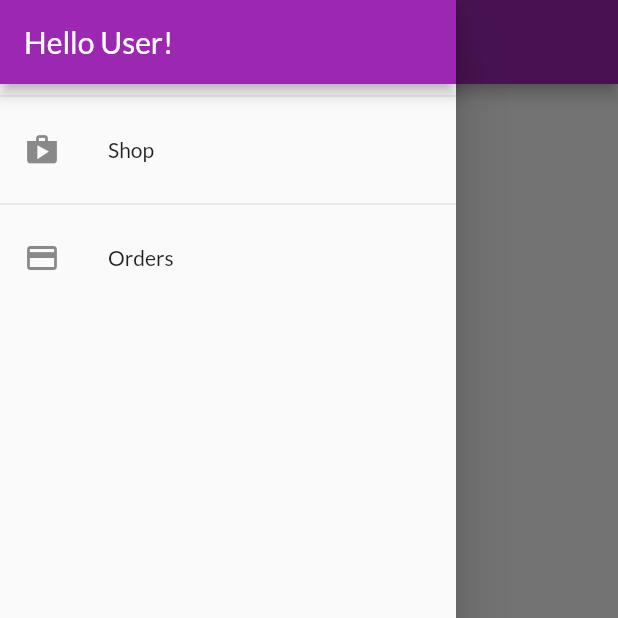
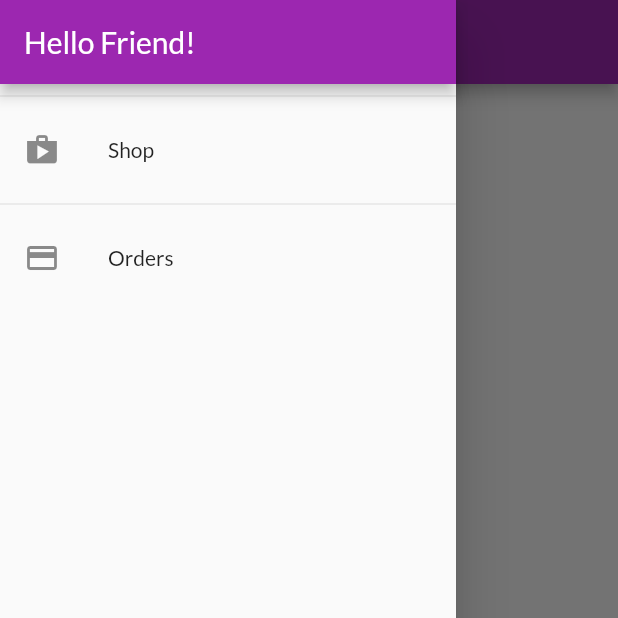
Before and after one commit to kristijanGeorgiev/software-development-final-exam, a Flutter app: the OrdersScreen screen opened by its route, with the side drawer open, on a phone screen of 412 x 824 dp, the top half of it. Run offline on Flutter 3.47's test engine with Material 3 defaults, Android fonts, the phone set to English and light mode, and no system bars; network calls fail.

Commit message:
Update app_drawer.dart

```diff
--- a/forms/lib/widgets/app_drawer.dart
+++ b/forms/lib/widgets/app_drawer.dart
@@ -9,7 +9,7 @@ class AppDrawer extends StatelessWidget {
       child: Column(
         children: <Widget>[
           AppBar(
-            title: Text('Hello User!'),
+            title: Text('Hello Friend!'),
             automaticallyImplyLeading: false,
           ),
           Divider(),
```
